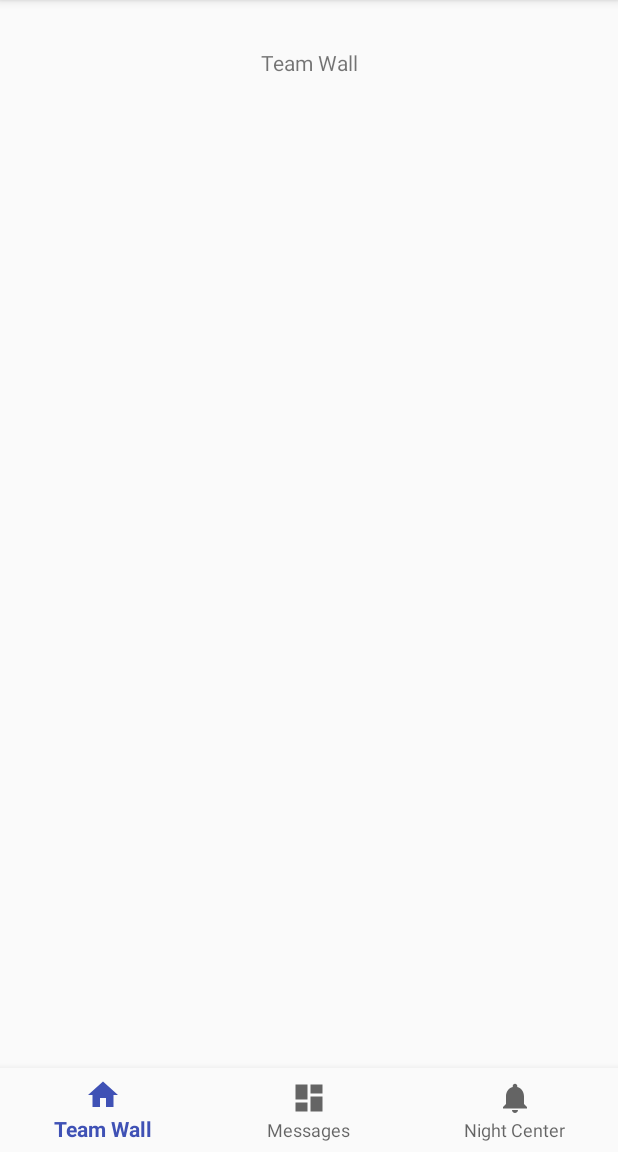
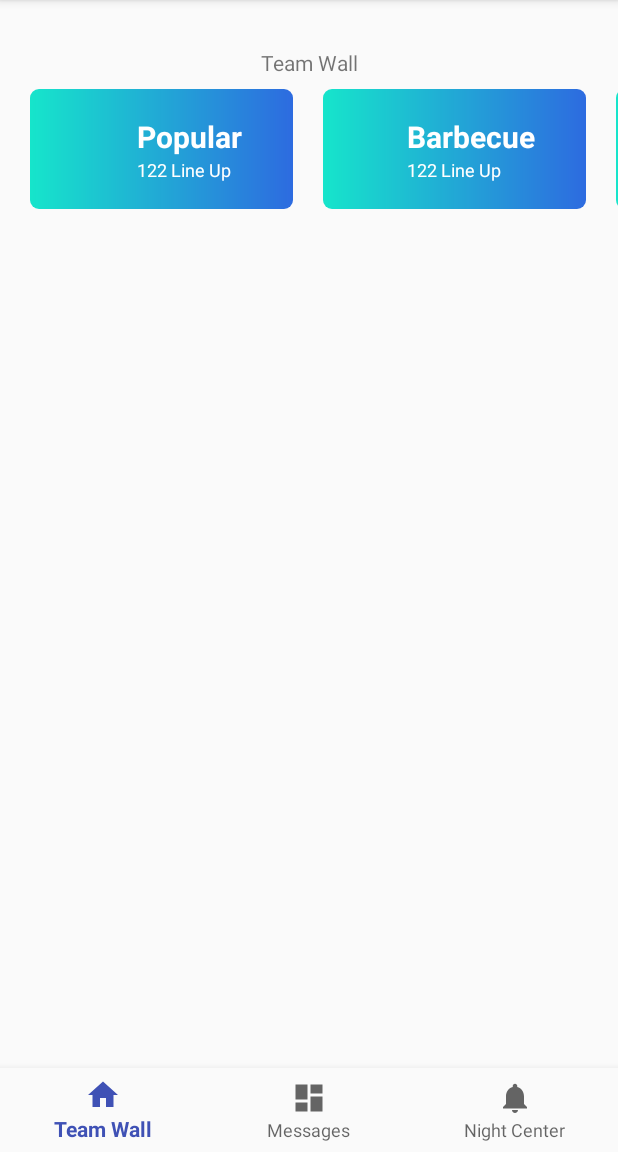
Before and after one commit to SeeU-Team/SeeU-Android, an Android app: the TeamWallFragment screen opened directly, with no data from a screen before it, on a phone screen of 412 x 824 dp, the part 84-1236 px from its top. Run offline under Robolectric (Android 15) with nearby library versions, the phone set to English and light mode, and no system bars.

Commit message:
add type team list in team wall

```diff
--- a/app/build.gradle
+++ b/app/build.gradle
@@ -28,6 +28,7 @@ dependencies {
     implementation 'com.android.support:appcompat-v7:27.0.2'
     implementation 'com.android.support:design:27.0.2'
     implementation 'com.android.support:support-v4:27.0.2'
+    implementation 'com.android.support:recyclerview-v7:27.0.2'
     implementation 'com.android.support.constraint:constraint-layout:1.0.2'
     implementation 'com.facebook.android:facebook-login:4.31.0'
     testImplementation 'junit:junit:4.12'
--- /dev/null
+++ b/app/src/main/java/com/seeu/ClickListener.java
@@ -0,0 +1,12 @@
+package com.seeu;
+
+import android.view.View;
+
+/**
+ * Created by thomasfouan on 16/03/2018.
+ */
+
+public interface ClickListener {
+
+	void onItemClick(View view, int position);
+}
--- a/app/src/main/java/com/seeu/TeamWallFragment.java
+++ b/app/src/main/java/com/seeu/TeamWallFragment.java
@@ -1,18 +1,42 @@
 package com.seeu;
 
+import android.graphics.Color;
 import android.os.Bundle;
 import android.support.v4.app.Fragment;
+import android.support.v7.widget.LinearLayoutManager;
+import android.support.v7.widget.RecyclerView;
 import android.view.LayoutInflater;
 import android.view.View;
 import android.view.ViewGroup;
+import android.widget.Toast;
+
+import java.util.ArrayList;
+import java.util.List;
 
 /**
  * Created by thomasfouan on 16/03/2018.
  */
 
-public class TeamWallFragment extends Fragment {
+public class TeamWallFragment extends Fragment implements ClickListener {
+
+	private TypeTeamRecyclerAdapter typeTeamRecyclerAdapter;
+
+	private List<Integer> colors;
+	private List<String> names;
 
 	public TeamWallFragment() {
+		colors = new ArrayList<>();
+		colors.add(Color.BLUE);
+		colors.add(Color.YELLOW);
+		colors.add(Color.MAGENTA);
+		colors.add(Color.RED);
+		colors.add(Color.BLACK);
+
+		names = new ArrayList<>();
+		names.add("Popular");
+		names.add("Barbecue");
+		names.add("Dancing");
+		names.add("Hangover");
 	}
 
 	@Override
@@ -22,6 +46,21 @@ public class TeamWallFragment extends Fragment {
 
 	@Override
 	public View onCreateView(LayoutInflater inflater, ViewGroup container, Bundle savedInstanceState) {
-		return inflater.inflate(R.layout.fragment_teamwall, container, false);
+		View view = inflater.inflate(R.layout.fragment_teamwall, container, false);
+
+		// set up the RecyclerView
+		RecyclerView recyclerView = view.findViewById(R.id.typeTeamRecycler);
+		LinearLayoutManager horizontalLayoutManagaer = new LinearLayoutManager(getActivity(), LinearLayoutManager.HORIZONTAL, false);
+		recyclerView.setLayoutManager(horizontalLayoutManagaer);
+
+		typeTeamRecyclerAdapter = new TypeTeamRecyclerAdapter(getActivity(), colors, names, this);
+		recyclerView.setAdapter(typeTeamRecyclerAdapter);
+
+		return view;
+	}
+
+	@Override
+	public void onItemClick(View view, int position) {
+		Toast.makeText(getActivity(), "You clicked " + typeTeamRecyclerAdapter.getItem(position) + " on item position " + position, Toast.LENGTH_SHORT).show();
 	}
 }
--- /dev/null
+++ b/app/src/main/java/com/seeu/TypeTeamRecyclerAdapter.java
@@ -0,0 +1,53 @@
+package com.seeu;
+
+import android.content.Context;
+import android.support.v7.widget.RecyclerView;
+import android.view.LayoutInflater;
+import android.view.View;
+import android.view.ViewGroup;
+
+import java.util.List;
+
+/**
+ * Created by thomasfouan on 16/03/2018.
+ */
+
+public class TypeTeamRecyclerAdapter extends RecyclerView.Adapter<TypeTeamViewHolder> {
+
+	private LayoutInflater inflater;
+	private List<Integer> colors;
+	private List<String> names;
+	private ClickListener listener;
+
+	public TypeTeamRecyclerAdapter(Context context, List<Integer> colors, List<String> names, ClickListener listener) {
+		this.inflater = LayoutInflater.from(context);
+		this.colors = colors;
+		this.names = names;
+		this.listener = listener;
+	}
+
+	@Override
+	public TypeTeamViewHolder onCreateViewHolder(ViewGroup parent, int viewType) {
+		View view = inflater.inflate(R.layout.layout_type_team_item, parent, false);
+		return new TypeTeamViewHolder(view, listener);
+	}
+
+	@Override
+	public void onBindViewHolder(TypeTeamViewHolder holder, int position) {
+		int color = colors.get(position);
+		String name = names.get(position);
+
+		holder.rootLayout.setBackgroundResource(R.drawable.drawable_radius);
+		holder.name.setText(name);
+		holder.setPosition(position);
+	}
+
+	@Override
+	public int getItemCount() {
+		return names.size();
+	}
+
+	public String getItem(int position) {
+		return names.get(position);
+	}
+}
--- /dev/null
+++ b/app/src/main/java/com/seeu/TypeTeamViewHolder.java
@@ -0,0 +1,39 @@
+package com.seeu;
+
+import android.support.constraint.ConstraintLayout;
+import android.support.v7.widget.RecyclerView;
+import android.view.View;
+import android.widget.TextView;
+
+/**
+ * Created by thomasfouan on 16/03/2018.
+ */
+
+class TypeTeamViewHolder extends RecyclerView.ViewHolder implements View.OnClickListener {
+
+	public ConstraintLayout rootLayout;
+	public TextView name;
+
+	private ClickListener listener;
+	private int position;
+
+	public TypeTeamViewHolder(View itemView, ClickListener listener) {
+		super(itemView);
+
+		this.listener = listener;
+		this.rootLayout = itemView.findViewById(R.id.colorView);
+		this.name = itemView.findViewById(R.id.typeTeamName);
+		this.position = -1;
+
+		itemView.setOnClickListener(this);
+	}
+
+	public void setPosition(int position) {
+		this.position = position;
+	}
+
+	@Override
+	public void onClick(View v) {
+		listener.onItemClick(v, position);
+	}
+}
--- /dev/null
+++ b/app/src/main/res/drawable/drawable_radius.xml
@@ -0,0 +1,14 @@
+<?xml version="1.0" encoding="utf-8"?>
+<shape xmlns:android="http://schemas.android.com/apk/res/android">
+    <corners android:radius="6dp" />
+    <padding
+        android:top="2dp"
+        android:left="2dp"
+        android:bottom="2dp"
+        android:right="2dp" />
+    <gradient
+        android:type="linear"
+        android:angle="0"
+        android:startColor="#16E5CB"
+        android:endColor="#2D6BE0" />
+</shape>
--- a/app/src/main/res/layout/fragment_teamwall.xml
+++ b/app/src/main/res/layout/fragment_teamwall.xml
@@ -15,4 +15,16 @@
         app:layout_constraintEnd_toEndOf="parent"
         app:layout_constraintStart_toStartOf="parent"
         app:layout_constraintTop_toTopOf="parent" />
+
+    <android.support.v7.widget.RecyclerView
+        android:id="@+id/typeTeamRecycler"
+        android:layout_width="match_parent"
+        android:layout_height="wrap_content"
+        android:layout_marginTop="8dp"
+        app:layout_constraintEnd_toEndOf="parent"
+        app:layout_constraintStart_toStartOf="parent"
+        app:layout_constraintTop_toBottomOf="@+id/textView">
+
+    </android.support.v7.widget.RecyclerView>
+
 </android.support.constraint.ConstraintLayout>
--- /dev/null
+++ b/app/src/main/res/layout/layout_type_team_item.xml
@@ -0,0 +1,40 @@
+<?xml version="1.0" encoding="utf-8"?>
+<android.support.constraint.ConstraintLayout xmlns:android="http://schemas.android.com/apk/res/android"
+    xmlns:app="http://schemas.android.com/apk/res-auto"
+    xmlns:tools="http://schemas.android.com/tools"
+    android:id="@+id/colorView"
+    android:layout_width="175dp"
+    android:layout_height="80dp"
+    android:layout_marginStart="20dp"
+    android:orientation="horizontal"
+    tools:layout_editor_absoluteY="81dp">
+
+    <LinearLayout
+        android:layout_width="wrap_content"
+        android:layout_height="wrap_content"
+        android:layout_marginEnd="32dp"
+        android:orientation="vertical"
+        app:layout_constraintBottom_toBottomOf="parent"
+        app:layout_constraintEnd_toEndOf="parent"
+        app:layout_constraintTop_toTopOf="parent">
+
+        <TextView
+            android:id="@+id/typeTeamName"
+            android:layout_width="wrap_content"
+            android:layout_height="wrap_content"
+            android:layout_gravity="left"
+            android:text="Example"
+            android:textColor="@android:color/white"
+            android:textSize="20sp"
+            android:textStyle="bold" />
+
+        <TextView
+            android:id="@+id/nbTeamOfType"
+            android:layout_width="wrap_content"
+            android:layout_height="wrap_content"
+            android:layout_gravity="left"
+            android:text="122 Line Up"
+            android:textColor="@android:color/white"
+            android:textSize="12sp" />
+    </LinearLayout>
+</android.support.constraint.ConstraintLayout>
```
